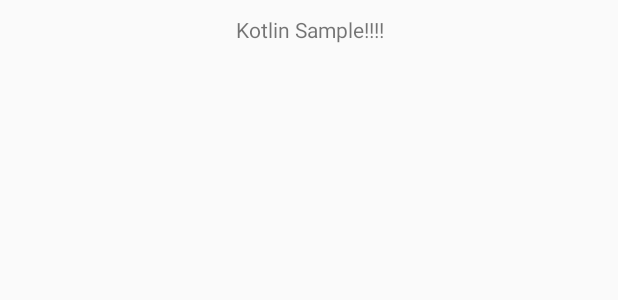
After one commit to taehwandev/Kotlin-Udemy-Sample, an Android app: the layout fragment_main.xml on its own in the app's theme, with its tools: preview values and no code run, on a phone screen of 412 x 824 dp. The commit adds this screen. Shown: the top 300 px of the screen. Run offline under Robolectric (Android 15) with nearby library versions, the phone set to English and light mode, and no system bars.

Commit message:
포토 샘플을 위한 베이스 작업 진행

```diff
--- a/app/build.gradle
+++ b/app/build.gradle
@@ -30,8 +30,9 @@
     })
     testCompile 'junit:junit:4.12'
 
-    compile 'com.android.support:appcompat-v7:24.2.1'
-    compile 'com.android.support:design:24.2.1'
+    compile "com.android.support:appcompat-v7:$supportLibraryVersion"
+    compile "com.android.support:design:$supportLibraryVersion"
+    compile "com.android.support:recyclerview-v7:$supportLibraryVersion"
 
     compile "org.jetbrains.kotlin:kotlin-stdlib:$kotlin_version"
 }
--- /dev/null
+++ b/app/src/main/java/tech/thdev/kotlin_udemy_sample/util/ActivityUtil.kt
@@ -0,0 +1,6 @@
+package tech.thdev.kotlin_udemy_sample.util
+
+/**
+ * Created by tae-hwan on 10/3/16.
+ */
+// TODO Fragment replace 함수 생성
--- a/app/src/main/res/layout/activity_main.xml
+++ b/app/src/main/res/layout/activity_main.xml
@@ -5,7 +5,7 @@
     android:layout_width="match_parent"
     android:layout_height="match_parent"
     android:fitsSystemWindows="true"
-    tools:context="tech.thdev.kotlin_udemy_sample.MainActivity">
+    tools:context="tech.thdev.kotlin_udemy_sample.view.main.MainActivity">
 
     <android.support.design.widget.AppBarLayout
         android:layout_width="match_parent"
--- /dev/null
+++ b/app/src/main/res/layout/fragment_main.xml
@@ -0,0 +1,18 @@
+<?xml version="1.0" encoding="utf-8"?>
+<LinearLayout xmlns:android="http://schemas.android.com/apk/res/android"
+    xmlns:tools="http://schemas.android.com/tools"
+    android:layout_width="match_parent"
+    android:layout_height="match_parent"
+    android:orientation="vertical"
+    tools:context="tech.thdev.kotlin_udemy_sample.view.main.MainFragment">
+
+
+    <TextView
+        android:id="@+id/text"
+        android:layout_width="match_parent"
+        android:layout_height="40dp"
+        android:gravity="center"
+        android:text="Kotlin Sample!!!!" />
+
+    <!-- TODO RecyclerView add -->
+</LinearLayout>
--- a/build.gradle
+++ b/build.gradle
@@ -2,6 +2,8 @@
 
 buildscript {
     ext.kotlin_version = '1.0.4'
+    ext.supportLibraryVersion = '24.2.1'
+
     repositories {
         jcenter()
     }
```
Also changed, not shown: app/src/main/java/tech/thdev/kotlin_udemy_sample/MainActivity.java (deleted, +0 -52 lines), app/src/main/java/tech/thdev/kotlin_udemy_sample/view/main/MainActivity.kt (added, +35 -0 lines), app/src/main/java/tech/thdev/kotlin_udemy_sample/view/main/MainFragment.kt (added, +28 -0 lines), app/src/main/res/layout/content_main.xml (+6 -9 lines), 2 other files.
